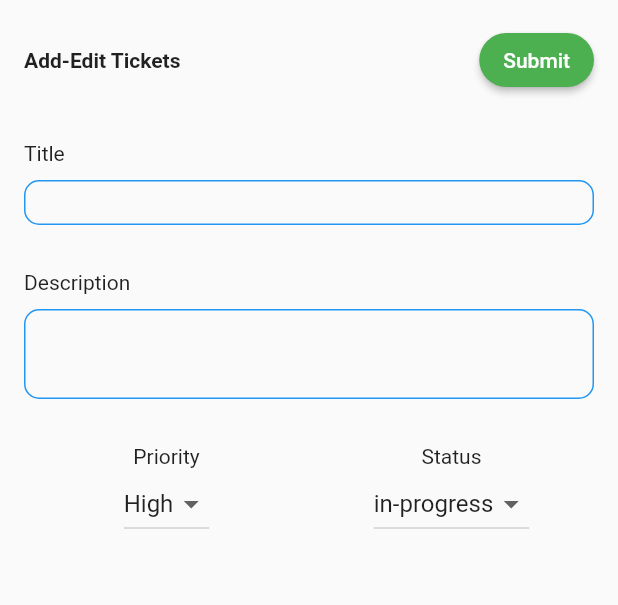
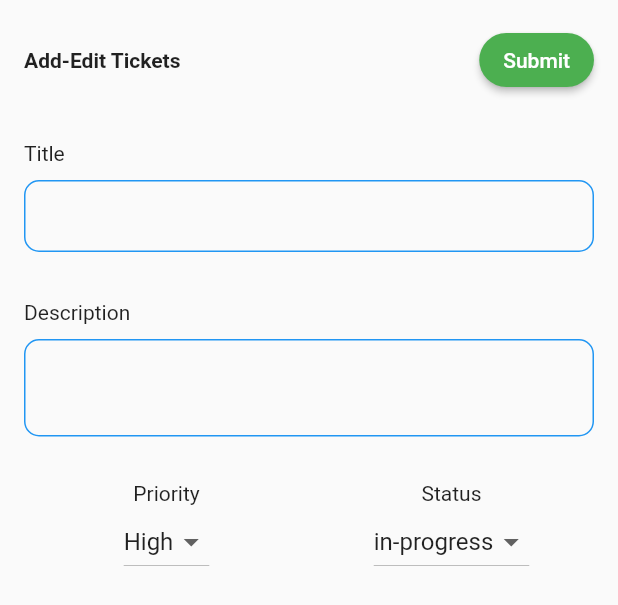
Before and after one commit to RohanSengupta326/BugTracker, a Flutter app: the NewTicketForm widget shown alone on an empty page, opened directly with empty values, on a phone screen of 412 x 824 dp. Shown: the top 605 px of the screen. Run offline on Flutter 3.47's test engine with Material 2 defaults, Android fonts, the phone set to English and light mode, and no system bars; our stand-ins replace cloud_firestore, device_preview, firebase_auth, firebase_core, firebase_storage, flutter_markdown and 5 more; missing offline and left inert: android_intent_plus, device_apps; accounts and stored records are empty.

Commit message:
fixed the TextFormField styles wherever it was used + added delete Ticket functionality

```diff
--- a/lib/utils/newTicketForm/newTicketForm.dart
+++ b/lib/utils/newTicketForm/newTicketForm.dart
@@ -160,11 +160,19 @@ class NewTicketForm extends StatelessWidget {
                   SizedBox(
                     height: 10,
                   ),
+                  // Theres a default TextFormField Size with no attributes mentioned.
+                  // wrapping TextFormField with SizedBox/container : if container height is smaller than default formfield height its bound to follow
+                  // container height, but if container is bigger it wont follow container height, it will stick to its default height.
+
+                  // then with maxLines=2, so textformfield want to show 2 lines at once, normally formfield would resize but here sizedbox predefined the
+                  // height so it cant. (if container height is smaller mentioned than the default formfield height)
+                  // and contentPadding simply gaps between text & border .
                   SizedBox(
-                    height: 30,
+                    height: 50,
                     child: TextFormField(
+                      maxLines: 2,
+
                       initialValue: ticketTitle,
-                      maxLines: 1,
                       style: TextStyle(color: Colors.black),
                       cursorColor: ConstColors.PRIMARY_SWATCH_COLOR,
                       validator: (value) {
@@ -176,6 +184,7 @@ class NewTicketForm extends StatelessWidget {
                       // initialValue: NewProjectFormPage.projectName,
                       keyboardType: TextInputType.text,
                       decoration: InputDecoration(
+                        contentPadding: EdgeInsets.all(4),
                         focusedBorder: OutlineInputBorder(
                           borderRadius: BorderRadius.circular(15.0),
                           borderSide: BorderSide(
@@ -221,10 +230,9 @@ class NewTicketForm extends StatelessWidget {
                   SizedBox(
                     height: 10,
                   ),
-                  SizedBox(
-                    height: 60,
-                    child: TextFormField(
+                  TextFormField(
                     initialValue: ticketDesc,
+                    //when user is typing how many previous lines above will be shown is set by max lines
                     maxLines: 3,
                     style: TextStyle(color: Colors.black),
                     cursorColor: ConstColors.PRIMARY_SWATCH_COLOR,
@@ -237,10 +245,12 @@ class NewTicketForm extends StatelessWidget {
                     // initialValue: NewProjectFormPage.projectName,
                     keyboardType: TextInputType.text,
                     decoration: InputDecoration(
+                      // gaps between text & border.
+                      contentPadding: EdgeInsets.all(4),
                       focusedBorder: OutlineInputBorder(
                         borderRadius: BorderRadius.circular(10.0),
-                          borderSide: BorderSide(
-                              color: ConstColors.PRIMARY_SWATCH_COLOR),
+                        borderSide:
+                            BorderSide(color: ConstColors.PRIMARY_SWATCH_COLOR),
                       ),
                       enabledBorder: OutlineInputBorder(
                         borderRadius: BorderRadius.circular(10.0),
@@ -268,7 +278,6 @@ class NewTicketForm extends StatelessWidget {
                     onSaved: (value) {
                       ticketDesc = value as String;
                     },
-                    ),
                   ),
                   SizedBox(
                     height: 30,
--- a/lib/views/dialogs/dialogs.dart
+++ b/lib/views/dialogs/dialogs.dart
@@ -6,6 +6,7 @@ class Dialogs {
   static const String PROJECT_NOT_SAVED = "Sorry! Please try again later!";
   static const String PROJECT_NOT_FETCHED = "Could not load projects!";
   static const String PROJECT_NOT_DELETED = "Could not delete project!";
+   static const String TICKET_NOT_DELETED = "Could not delete ticket!";
   static const String UPLOAD_IMAGE_REQUEST = 'Upload profile picture';
   static const String WRONG_USERNAME =
       'please enter username of atleast 4 characters';
@@ -14,6 +15,9 @@ class Dialogs {
   static const String USER_DATA_FETCH = 'Could not load user info';
 
   static const String PROJECT_DELETE_CONFIRMATION =
+      'The project will be deleted';
+
+  static const String TICKET_DELETE_CONFIRMATION =
       'The project will be deleted';
 
   static const String VERIFY_EMAIL_MESSAGE =
```
Also changed, not shown: lib/controllers/projectController/projectController.dart (+50 -0 lines), lib/utils/projectTicketTab/projectTicketTab.dart (+4 -4 lines), lib/utils/ticketDesign/ticketDesign.dart (+5 -2 lines), lib/views/pages/NewProjectForm/newProjectFormPage.dart (+1 -7 lines), lib/views/pages/ticketDetailPage/ticketDetailPage.dart (+25 -2 lines), lib/views/widgets/projectFormWidget/projectFormWidget.dart (+6 -8 lines). Lines whose indentation alone changed are shown as unchanged.
